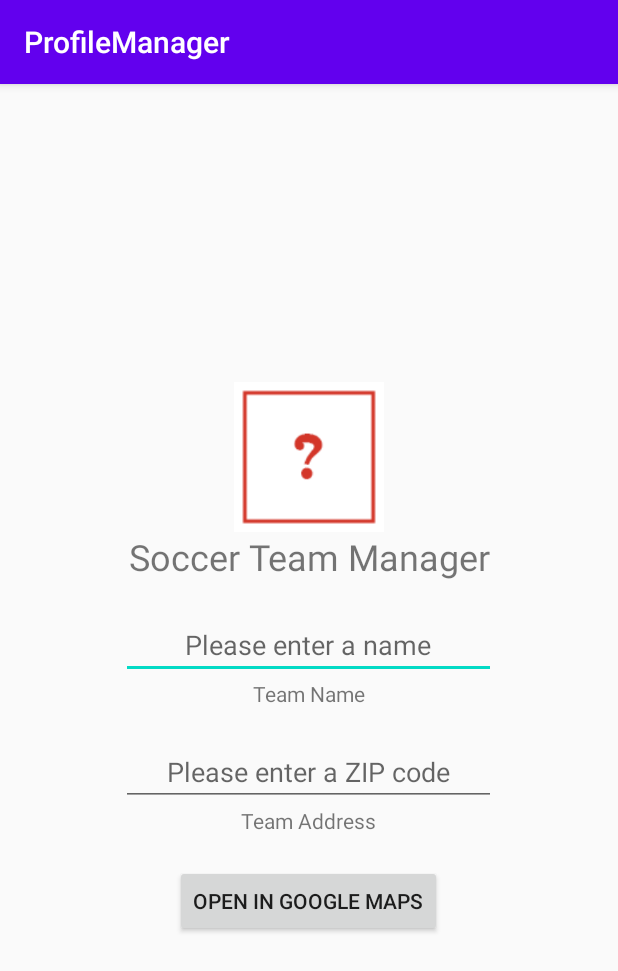
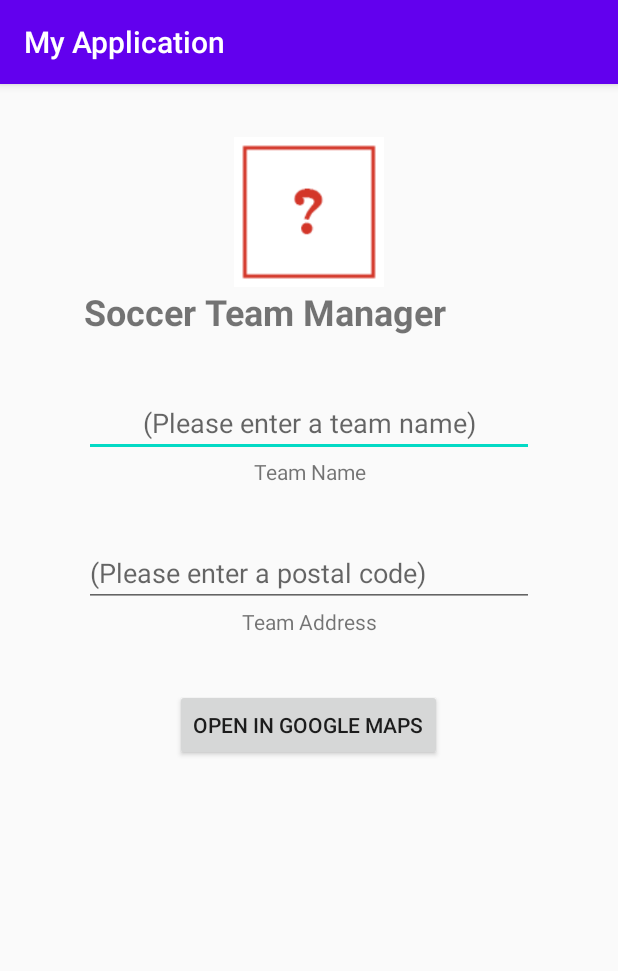
Before and after one commit to SEG2105-uottawa/lab4_300106639_300109815_6411144, an Android app: the screen it shows after launch (MainActivity), on a phone screen of 412 x 824 dp. Shown: the top 971 px of the screen. Run offline under Robolectric (Android 15) with nearby library versions, the phone set to English and light mode, and no system bars.

```diff
--- a/app/build.gradle
+++ b/app/build.gradle
@@ -5,8 +5,8 @@ android {
     buildToolsVersion "30.0.2"
 
     defaultConfig {
-        applicationId "com.example.profilemanager"
-        minSdkVersion 16
+        applicationId "com.example.myapplication"
+        minSdkVersion 27
         targetSdkVersion 30
         versionCode 1
         versionName "1.0"
--- a/app/src/main/AndroidManifest.xml
+++ b/app/src/main/AndroidManifest.xml
@@ -1,6 +1,6 @@
 <?xml version="1.0" encoding="utf-8"?>
 <manifest xmlns:android="http://schemas.android.com/apk/res/android"
-    package="com.example.profilemanager">
+    package="com.example.myapplication">
 
     <application
         android:allowBackup="true"
--- a/app/src/main/java/com/example/profilemanager/MainActivity.java
+++ /dev/null
@@ -1,41 +0,0 @@
-package com.example.profilemanager;
-
-import androidx.appcompat.app.AppCompatActivity;
-
-import android.content.Intent;
-import android.net.Uri;
-import android.os.Bundle;
-import android.view.View;
-import android.widget.EditText;
-
-public class MainActivity extends AppCompatActivity {
-
-    @Override
-    protected void onCreate(Bundle savedInstanceState) {
-        super.onCreate(savedInstanceState);
-        setContentView(R.layout.activity_main);
-    }
-
-    public void OnOpenInGoogleMaps (View view){
-
-        EditText teamAddress = (EditText)findViewById(R.id.teamAddressField);
-
-        //Create a Uri from an intent string. Use the result ot create an Intent.
-        Uri gmmIntentUri = Uri.parse("http://maps.google.co.in/maps?q="+teamAddress.getText());
-
-        //Create an Intent from gmmIntentUri. Set the action to ACTION_VIEW
-        Intent mapIntent = new Intent(Intent.ACTION_VIEW, gmmIntentUri);
-
-        //Make the Intent explicit by setting the Google Maps package
-        mapIntent.setPackage("com.google.android.apps.maps");
-
-        //Attempt to start an activity that can handle the Intent
-        startActivity(mapIntent);
-    }
-
-    public void OnSetAvatarButton(View view){
-        //Application Context and Activity
-        Intent intent = new Intent(getApplicationContext(), ProfileActivity.class);
-        startActivityForResult(intent,0);
-    }
-}
--- a/app/src/main/res/layout/activity_main.xml
+++ b/app/src/main/res/layout/activity_main.xml
@@ -4,90 +4,87 @@
     xmlns:tools="http://schemas.android.com/tools"
     android:layout_width="match_parent"
     android:layout_height="match_parent"
-    tools:context=".MainActivity" >
+    android:layout_gravity="center"
+    tools:context=".MainActivity">
 
     <LinearLayout
         android:layout_width="match_parent"
         android:layout_height="match_parent"
-        android:gravity="center_vertical"
+        android:layout_alignWithParentIfMissing="true"
+        android:layout_centerInParent="true"
         android:orientation="vertical">
 
+        <Space
+            android:layout_width="match_parent"
+            android:layout_height="35dp"
+            android:layout_gravity="center" />
+
         <ImageView
-            android:id="@+id/imageView2"
+            android:id="@+id/logoImage"
             android:layout_width="100dp"
             android:layout_height="100dp"
-            android:layout_gravity="center|center_vertical"
+            android:layout_gravity="center"
             android:onClick="OnSetAvatarButton"
             app:srcCompat="@drawable/ic_logo_00" />
 
         <TextView
             android:id="@+id/titleTextView"
-            android:layout_width="match_parent"
+            android:layout_width="300dp"
             android:layout_height="wrap_content"
-            android:gravity="center|center_vertical"
-            android:text="@string/soccer_team_manager"
-            android:textSize="24sp" />
+            android:layout_gravity="center"
+            android:text="@string/app_title"
+            android:textSize="24sp"
+            android:textStyle="bold" />
 
         <Space
-            android:layout_width="match_parent"
-            android:layout_height="20dp" />
-
-        <LinearLayout
-            android:layout_width="wrap_content"
-            android:layout_height="wrap_content"
-            android:layout_gravity="center|center_vertical"
-            android:gravity="center|center_vertical"
-            android:orientation="vertical">
+            android:layout_width="300dp"
+            android:layout_height="35dp"
+            android:layout_gravity="center" />
 
         <EditText
-                android:id="@+id/teamNameTextField"
-                android:layout_width="250dp"
+            android:id="@+id/teamNameField"
+            android:layout_width="300dp"
             android:layout_height="wrap_content"
-                android:layout_gravity="center|center_vertical"
+            android:layout_gravity="center"
             android:ems="10"
             android:gravity="center"
-                android:hint="@string/please_enter_a_name"
+            android:hint="@string/name_hint"
             android:inputType="textPersonName" />
 
         <TextView
-                android:id="@+id/teamNameField"
-                android:layout_width="match_parent"
+            android:id="@+id/teamNameTextField"
+            android:layout_width="300dp"
             android:layout_height="wrap_content"
-                android:layout_gravity="center|center_vertical"
+            android:layout_gravity="center"
             android:gravity="center"
-                android:text="@string/team_name" />
-        </LinearLayout>
+            android:text="@string/name_label" />
 
         <Space
-            android:layout_width="match_parent"
-            android:layout_height="20dp" />
-
-        <LinearLayout
-            android:layout_width="wrap_content"
-            android:layout_height="wrap_content"
-            android:layout_gravity="center|center_vertical"
-            android:orientation="vertical">
+            android:layout_width="300dp"
+            android:layout_height="35dp"
+            android:layout_gravity="center" />
 
         <EditText
-                android:id="@+id/teamAddressTextField"
-                android:layout_width="250dp"
+            android:id="@+id/teamAddressField"
+            android:layout_width="300dp"
             android:layout_height="wrap_content"
+            android:layout_gravity="center"
             android:ems="10"
-                android:gravity="center"
-                android:hint="@string/please_enter_a_zip_code"
+            android:hint="@string/address_hint"
             android:inputType="textPersonName" />
 
         <TextView
-                android:id="@+id/teamAddressField"
-                android:layout_width="match_parent"
+            android:id="@+id/teamAddressTextField"
+            android:layout_width="300dp"
             android:layout_height="wrap_content"
-                android:gravity="center|center_vertical"
-                android:text="@string/team_address" />
-        </LinearLayout>
+            android:layout_gravity="center"
+            android:gravity="center"
+            android:text="@string/address_label" />
 
         <Space
-            android:layout_width="match_parent"
-            android:layout_height="20dp" />
+            android:layout_width="300dp"
+            android:layout_height="35dp"
+            android:layout_gravity="center" />
 
         <Button
             android:id="@+id/button"
@@ -95,7 +92,7 @@
             android:layout_height="wrap_content"
             android:layout_gravity="center"
             android:onClick="OnOpenInGoogleMaps"
-            android:text="@string/open_in_google_maps" />
+            android:text="@string/button_text" />
 
     </LinearLayout>
 
--- a/app/src/main/res/values/strings.xml
+++ b/app/src/main/res/values/strings.xml
@@ -1,12 +1,14 @@
 <resources>
-    <string name="app_name">ProfileManager</string>
-    <string name="textview">TextView</string>
-    <string name="please_enter_a_name">Please enter a name</string>
-    <string name="please_enter_a_name">Please enter a name</string>
-    <string name="soccer_team_manager">Soccer Team Manager</string>
-    <string name="textview">TextView</string>
-    <string name="open_in_google_maps">Open in Google Maps</string>
-    <string name="team_name">Team Name</string>
-    <string name="team_address">Team Address</string>
-    <string name="please_enter_a_zip_code">Please enter a ZIP code</string>
+    <string name="app_name">My Application</string>
+    <string name="app_title">Soccer Team Manager</string>
+
+    <string name="name_hint">(Please enter a team name)</string>
+    <string name="name_label">Team Name</string>
+    <string name="address_hint">(Please enter a postal code)</string>
+    <string name="address_label">Team Address</string>
+
+    <string name="button_text">OPEN IN GOOGLE MAPS</string>
+
+    <string name="new_avatar_title">Select a new Avatar</string>
+    <string name="new_avatar_button">LOAD FROM PHONE</string>
 </resources>
--- a/settings.gradle
+++ b/settings.gradle
@@ -1,2 +1,2 @@
 include ':app'
-rootProject.name = "ProfileManager"
+rootProject.name = "My Application"
```
Also changed, not shown: app/src/main/java/com/example/myapplication/MainActivity.java (added, +83 -0 lines), app/src/main/java/com/example/myapplication/ProfileActivity.java (renamed from app/src/main/java/com/example/profilemanager/ProfileActivity.java, +6 -7 lines), app/src/main/res/layout/activity_profile.xml (+44 -32 lines), app/src/main/res/drawable-v24/ic_logo_00.png (renamed from app/src/main/res/drawable/ic_logo_00.png), app/src/main/res/drawable-v24/ic_logo_01.png (renamed from app/src/main/res/drawable/ic_logo_01.png), app/src/main/res/drawable-v24/ic_logo_02.png (renamed from app/src/main/res/drawable/ic_logo_02.png), app/src/main/res/drawable-v24/ic_logo_03.png (renamed from app/src/main/res/drawable/ic_logo_03.png), app/src/main/res/drawable-v24/ic_logo_04.png (renamed from app/src/main/res/drawable/ic_logo_04.png), app/src/main/res/drawable-v24/ic_logo_05.png (renamed from app/src/main/res/drawable/ic_logo_05.png), gradle/wrapper/gradle-wrapper.properties, 6 other files. Lines whose indentation alone changed are shown as unchanged.
